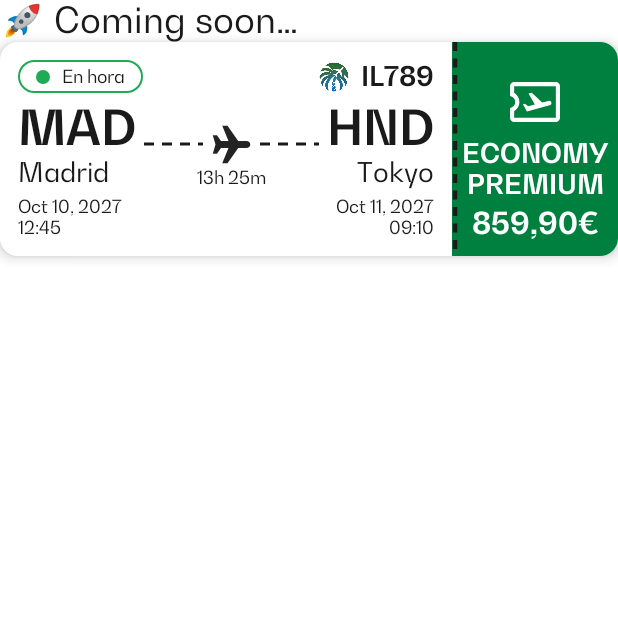
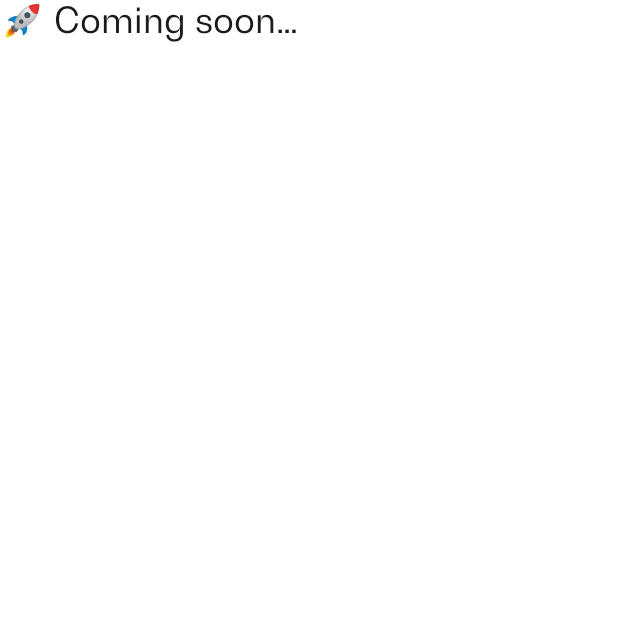
Before and after one commit to CarlostcDev/ilicitan-airlines, an Android app built with Jetpack Compose: the screen it shows after launch (MainActivity), on a phone screen of 412 x 824 dp, the top half of it. Run offline under Robolectric (Android 15) with nearby library versions, the phone set to English and light mode, and no system bars.

Commit message:
refactor(mobile): update inconsistencies & strings

```diff
--- a/mobile/app/src/main/java/com/carlostcdev/ilicitanairlines/IlicitanAirlinesApp.kt
+++ b/mobile/app/src/main/java/com/carlostcdev/ilicitanairlines/IlicitanAirlinesApp.kt
@@ -10,8 +10,6 @@ import androidx.compose.ui.Modifier
 import androidx.compose.ui.graphics.Color
 import androidx.compose.ui.res.stringResource
 import androidx.compose.ui.tooling.preview.Preview
-import com.carlostcdev.ilicitanairlines.ui.components.FlightCard
-import com.carlostcdev.ilicitanairlines.ui.enums.StatusTextType
 import com.carlostcdev.ilicitanairlines.ui.theme.AppTextSizes
 import com.carlostcdev.ilicitanairlines.ui.theme.IlicitanAirlinesTheme
 import com.carlostcdev.ilicitanairlines.ui.theme.IlicitanColors
@@ -31,23 +29,6 @@ fun IlicitanAirlinesApp() {
                     color = IlicitanColors.Text.defaultPrimary,
                     fontSize = AppTextSizes.xxLarge
                 )
-                FlightCard(
-                    statusText = "En hora",
-                    statusType = StatusTextType.SUCCESS,
-                    iataCode = "IL789",
-                    originCode = "MAD",
-                    originCity = "Madrid",
-                    destinationCode = "HND",
-                    destinationCity = "Tokyo",
-                    duration = "13h 25m",
-                    cabinClass = "ECONOMY PREMIUM",
-                    departureDate = "Oct 10, 2027",
-                    departureTime = "12:45",
-                    arrivalDate = "Oct 11, 2027",
-                    arrivalTime = "09:10",
-                    price = "859,90€",
-                    onClick = {}
-                )
             }
         }
     }
--- a/mobile/app/src/main/java/com/carlostcdev/ilicitanairlines/ui/components/FlightRouteTimeline.kt
+++ b/mobile/app/src/main/java/com/carlostcdev/ilicitanairlines/ui/components/FlightRouteTimeline.kt
@@ -16,6 +16,7 @@ import androidx.compose.ui.draw.rotate
 import androidx.compose.ui.geometry.Offset
 import androidx.compose.ui.graphics.PathEffect
 import androidx.compose.ui.res.painterResource
+import androidx.compose.ui.res.stringResource
 import androidx.compose.ui.text.font.FontWeight
 import androidx.compose.ui.tooling.preview.Preview
 import androidx.compose.ui.unit.dp
@@ -25,6 +26,7 @@ import com.carlostcdev.ilicitanairlines.ui.theme.AppSpacing
 import com.carlostcdev.ilicitanairlines.ui.theme.AppTextSizes
 import com.carlostcdev.ilicitanairlines.ui.theme.IlicitanAirlinesTheme
 import com.carlostcdev.ilicitanairlines.ui.theme.IlicitanColors
+import java.util.Locale
 
 @Composable
 fun FlightRouteTimeline(
@@ -41,13 +43,14 @@ fun FlightRouteTimeline(
     ) {
         Column {
             Text(
-                text = originCode,
+                text = originCode.trim().uppercase(Locale.ROOT),
                 fontSize = AppTextSizes.xxxLarge,
                 fontWeight = FontWeight.Bold
             )
             Text(
                 text = originCity,
-                fontSize = AppTextSizes.large
+                fontSize = AppTextSizes.large,
+                fontWeight = FontWeight.Medium
             )
         }
         Column(
@@ -81,13 +84,14 @@ fun FlightRouteTimeline(
             horizontalAlignment = Alignment.End
         ) {
             Text(
-                text = destinationCode,
+                text = destinationCode.trim().uppercase(Locale.ROOT),
                 fontSize = AppTextSizes.xxxLarge,
                 fontWeight = FontWeight.Bold
             )
             Text(
                 text = destinationCity,
-                fontSize = AppTextSizes.large
+                fontSize = AppTextSizes.large,
+                fontWeight = FontWeight.Medium
             )
         }
     }
@@ -115,7 +119,7 @@ private fun FlightRouteTimelinePreview() {
             originCity = "Tokyo",
             destinationCode = "MAD",
             destinationCity = "Madrid",
-            duration = "12h 25m",
+            duration = stringResource(R.string.flight_time, 13, 25),
             modifier = Modifier.padding(AppSpacing.small)
         )
     }
```
Also changed, not shown: mobile/app/src/main/java/com/carlostcdev/ilicitanairlines/ui/components/FlightCard.kt (+9 -11 lines), mobile/app/src/main/res/values/strings.xml (+7 -0 lines).
